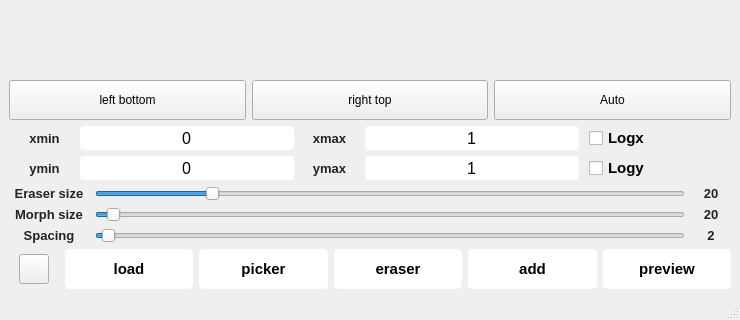
QY7/DataGrabber, file DataGrabber.ui: the form before one commit; both pictures show x 0 to 740 and y 479 to 799 of the 740 by 799 pixel window.
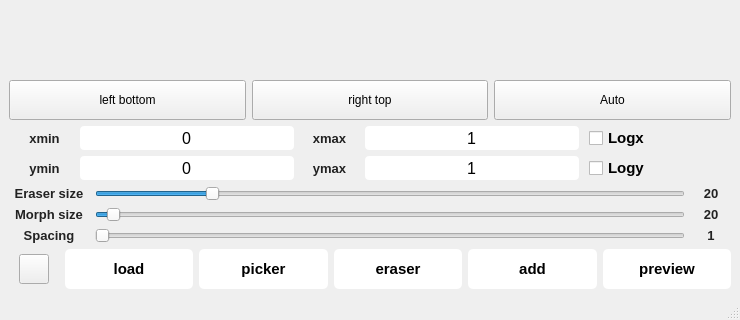
The form after the commit. Icons and pictures are not drawn.

```diff
--- a/DataGrabber.ui
+++ b/DataGrabber.ui
@@ -642,7 +642,7 @@
          <number>2</number>
         </property>
         <property name="value">
-         <number>2</number>
+         <number>1</number>
         </property>
         <property name="orientation">
          <enum>Qt::Horizontal</enum>
@@ -814,7 +814,7 @@
          </font>
         </property>
         <property name="text">
-         <string>2</string>
+         <string>1</string>
         </property>
         <property name="alignment">
          <set>Qt::AlignCenter</set>
```
Left out of the diff: 2 changed lines with no effect on the pictures.
